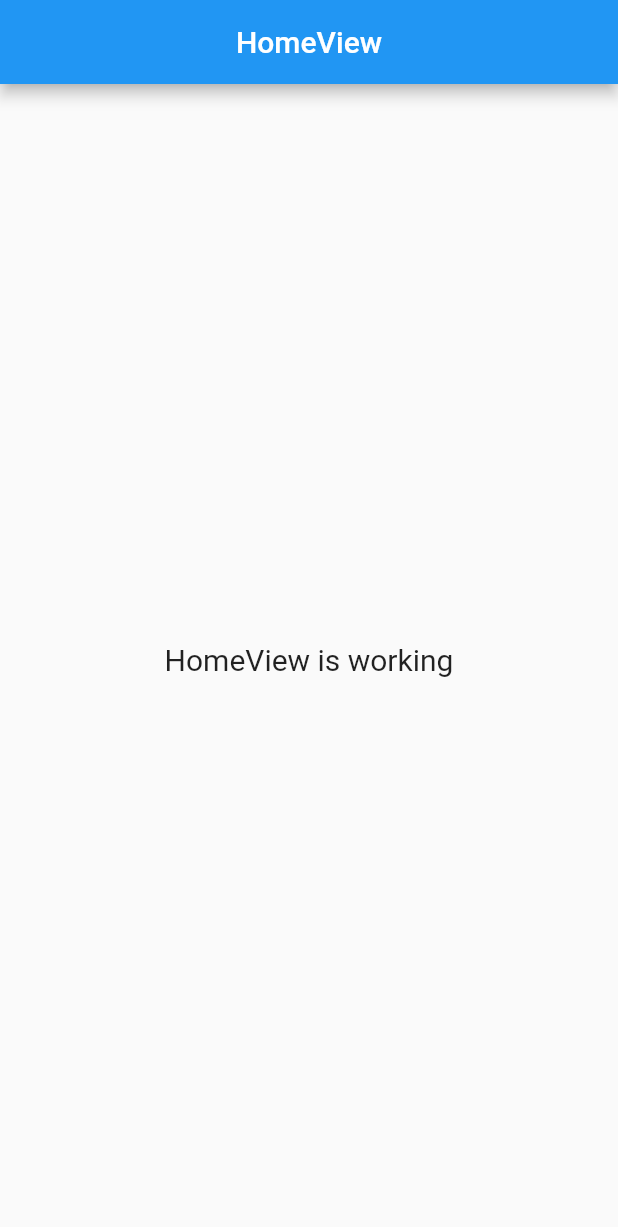
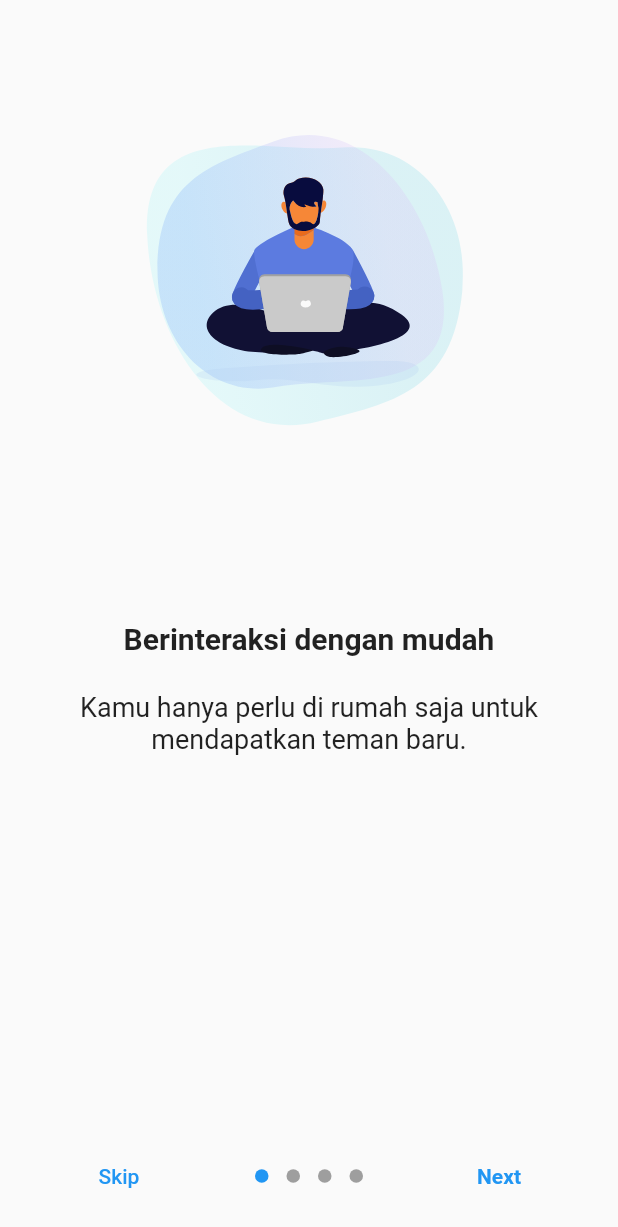
Before and after one commit to bloodyscar/Chat-app-flutter, a Flutter app: the screen it shows after launch, on a phone screen of 412 x 824 dp. Shown: the top 1227 px of the screen. Run offline on Flutter 3.47's test engine with Material 2 defaults, Android fonts, the phone set to English and light mode, and no system bars; drawn by our look-alikes of introduction_screen; our stand-ins replace firebase_core, get, lottie; accounts and stored records are empty.

Commit message:
add introduction page

```diff
--- /dev/null
+++ b/lib/app/controllers/auth_controller.dart
@@ -0,0 +1,6 @@
+import 'package:get/get.dart';
+
+class AuthController extends GetxController {
+  var isSkipIntro = false.obs;
+  var isAuth = false.obs;
+}
--- /dev/null
+++ b/lib/app/modules/introduction/views/introduction_view.dart
@@ -0,0 +1,79 @@
+import 'package:flutter/material.dart';
+
+import 'package:get/get.dart';
+import 'package:introduction_screen/introduction_screen.dart';
+import 'package:lottie/lottie.dart';
+
+import '../controllers/introduction_controller.dart';
+
+class IntroductionView extends GetView<IntroductionController> {
+  @override
+  Widget build(BuildContext context) {
+    return Scaffold(
+        body: IntroductionScreen(
+      pages: [
+        PageViewModel(
+          title: "Berinteraksi dengan mudah",
+          body: "Kamu hanya perlu di rumah saja untuk mendapatkan teman baru.",
+          image: Container(
+            width: Get.width * 0.6,
+            height: Get.height * 0.6,
+            child: Center(
+              child: Lottie.asset("assets/lottie/main-laptop-duduk.json"),
+            ),
+          ),
+        ),
+        PageViewModel(
+          title: "Temukan sahabat baru",
+          body:
+              "Jika kamu memang jodoh karena aplikasi ini, kami sangat bahagia.",
+          image: Container(
+            width: Get.width * 0.6,
+            height: Get.height * 0.6,
+            child: Center(
+              child: Lottie.asset(
+                "assets/lottie/ojek.json",
+              ),
+            ),
+          ),
+        ),
+        PageViewModel(
+          title: "Aplikasi bebas biaya",
+          body: "Kamu tidak perlu khawatir, aplikasi ini bebas biaya apapun.",
+          image: Container(
+            width: Get.width * 0.6,
+            height: Get.height * 0.6,
+            child: Center(
+              child: Lottie.asset(
+                "assets/lottie/payment.json",
+              ),
+            ),
+          ),
+        ),
+        PageViewModel(
+          title: "Gabung sekarang juga",
+          body:
+              "Daftarkan diri kamu untuk menjadi bagian dari kami. Kami akan menghubungkan dengan 1000 teman lainnya.",
+          image: Container(
+            width: Get.width * 0.6,
+            height: Get.height * 0.6,
+            child: Center(
+              child: Lottie.asset(
+                "assets/lottie/register.json",
+              ),
+            ),
+          ),
+        ),
+      ],
+      onDone: () {},
+      onSkip: () {},
+      showSkipButton: true,
+      skip: Text("Skip"),
+      next: Text(
+        "Next",
+        style: TextStyle(fontWeight: FontWeight.bold),
+      ),
+      done: const Text("Done", style: TextStyle(fontWeight: FontWeight.w600)),
+    ));
+  }
+}
--- a/lib/app/routes/app_pages.dart
+++ b/lib/app/routes/app_pages.dart
@@ -2,13 +2,15 @@ import 'package:get/get.dart';
 
 import 'package:chatapp/app/modules/home/bindings/home_binding.dart';
 import 'package:chatapp/app/modules/home/views/home_view.dart';
+import 'package:chatapp/app/modules/introduction/bindings/introduction_binding.dart';
+import 'package:chatapp/app/modules/introduction/views/introduction_view.dart';
+import 'package:chatapp/app/modules/login/bindings/login_binding.dart';
+import 'package:chatapp/app/modules/login/views/login_view.dart';
 
 part 'app_routes.dart';
 
 class AppPages {
   AppPages._();
-
-  static const INITIAL = Routes.HOME;
 
   static final routes = [
     GetPage(
@@ -16,5 +18,15 @@ class AppPages {
       page: () => HomeView(),
       binding: HomeBinding(),
     ),
+    GetPage(
+      name: _Paths.INTRODUCTION,
+      page: () => IntroductionView(),
+      binding: IntroductionBinding(),
+    ),
+    GetPage(
+      name: _Paths.LOGIN,
+      page: () => LoginView(),
+      binding: LoginBinding(),
+    ),
   ];
 }
--- a/lib/app/routes/app_routes.dart
+++ b/lib/app/routes/app_routes.dart
@@ -5,8 +5,12 @@ abstract class Routes {
   Routes._();
 
   static const HOME = _Paths.HOME;
+  static const INTRODUCTION = _Paths.INTRODUCTION;
+  static const LOGIN = _Paths.LOGIN;
 }
 
 abstract class _Paths {
   static const HOME = '/home';
+  static const INTRODUCTION = '/introduction';
+  static const LOGIN = '/login';
 }
--- a/lib/app/utils/loading_page.dart
+++ b/lib/app/utils/error_screen.dart
@@ -1,13 +1,13 @@
 import 'package:flutter/material.dart';
 
-class LoadingPage extends StatelessWidget {
+class ErrorScreen extends StatelessWidget {
   @override
   Widget build(BuildContext context) {
     return MaterialApp(
         debugShowCheckedModeBanner: false,
         home: Scaffold(
           body: Center(
-            child: CircularProgressIndicator(),
+            child: Text("Terjadi Kesalahan"),
           ),
         ));
   }
--- a/lib/app/utils/error_page.dart
+++ b/lib/app/utils/loading_screen.dart
@@ -1,13 +1,13 @@
 import 'package:flutter/material.dart';
 
-class ErrorPage extends StatelessWidget {
+class LoadingScreen extends StatelessWidget {
   @override
   Widget build(BuildContext context) {
     return MaterialApp(
         debugShowCheckedModeBanner: false,
         home: Scaffold(
           body: Center(
-            child: Text("Terjadi Kesalahan"),
+            child: CircularProgressIndicator(),
           ),
         ));
   }
--- /dev/null
+++ b/lib/app/utils/splash_screen.dart
@@ -0,0 +1,20 @@
+import 'package:flutter/material.dart';
+import 'package:lottie/lottie.dart';
+import 'package:get/get.dart';
+
+class SplashScreen extends StatelessWidget {
+  @override
+  Widget build(BuildContext context) {
+    return MaterialApp(
+      home: Scaffold(
+        body: Center(
+          child: Container(
+            width: Get.width * 0.75,
+            height: Get.height * 0.75,
+            child: Lottie.asset("assets/lottie/hello.json"),
+          ),
+        ),
+      ),
+    );
+  }
+}
--- a/lib/main.dart
+++ b/lib/main.dart
@@ -1,5 +1,7 @@
-import 'package:chatapp/app/utils/error_page.dart';
-import 'package:chatapp/app/utils/loading_page.dart';
+import 'package:chatapp/app/controllers/auth_controller.dart';
+import 'package:chatapp/app/utils/error_screen.dart';
+import 'package:chatapp/app/utils/loading_screen.dart';
+import 'package:chatapp/app/utils/splash_screen.dart';
 import 'package:firebase_core/firebase_core.dart';
 import 'package:flutter/material.dart';
 
@@ -14,6 +16,8 @@ void main() {
 
 class MyApp extends StatelessWidget {
   final Future<FirebaseApp> _initialization = Firebase.initializeApp();
+
+  final authC = Get.put(AuthController(), permanent: true);
   @override
   Widget build(BuildContext context) {
     return FutureBuilder(
@@ -22,20 +26,32 @@ class MyApp extends StatelessWidget {
       builder: (context, snapshot) {
         // Check for errors
         if (snapshot.hasError) {
-          return ErrorPage();
+          return ErrorScreen();
         }
 
         // Once complete, show your application
         if (snapshot.connectionState == ConnectionState.done) {
-          return GetMaterialApp(
-            title: "Chat App",
-            initialRoute: AppPages.INITIAL,
-            getPages: AppPages.routes,
+          return FutureBuilder(
+            future: Future.delayed(Duration(seconds: 4)),
+            builder: (context, snapshot) {
+              if (snapshot.connectionState == ConnectionState.done) {
+                return Obx(() => GetMaterialApp(
+                      title: "Chat App",
+                      initialRoute: authC.isSkipIntro.isTrue
+                          ? authC.isAuth.isTrue
+                              ? Routes.HOME
+                              : Routes.LOGIN
+                          : Routes.INTRODUCTION,
+                      getPages: AppPages.routes,
+                    ));
+              }
+              return SplashScreen();
+            },
           );
         }
 
         // Otherwise, show something whilst waiting for initialization to complete
-        return LoadingPage();
+        return LoadingScreen();
       },
     );
   }
--- a/pubspec.yaml
+++ b/pubspec.yaml
@@ -11,6 +11,8 @@ dependencies:
   firebase_core: 1.5.0
   google_sign_in: 5.0.4
   firebase_auth: ^3.0.2
+  lottie: 1.1.0
+  introduction_screen: ^2.1.0
   flutter:
     sdk: flutter
 
@@ -21,5 +23,5 @@ dev_dependencies:
 flutter:
   uses-material-design: true
   assets:
+    - assets/lottie/
     - assets/logo/
-    - assets/lottie/
```
Also changed, not shown: lib/app/modules/introduction/bindings/introduction_binding.dart (added, +12 -0 lines), lib/app/modules/introduction/controllers/introduction_controller.dart (added, +20 -0 lines), lib/app/modules/login/bindings/login_binding.dart (added, +12 -0 lines), lib/app/modules/login/controllers/login_controller.dart (added, +20 -0 lines), lib/app/modules/login/views/login_view.dart (added, +23 -0 lines), pubspec.lock.
